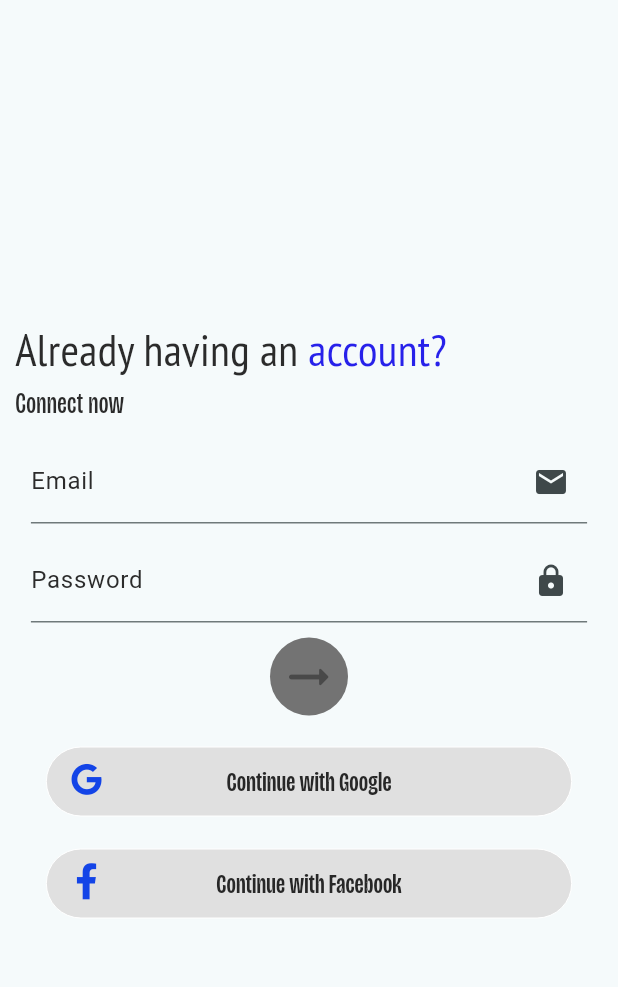
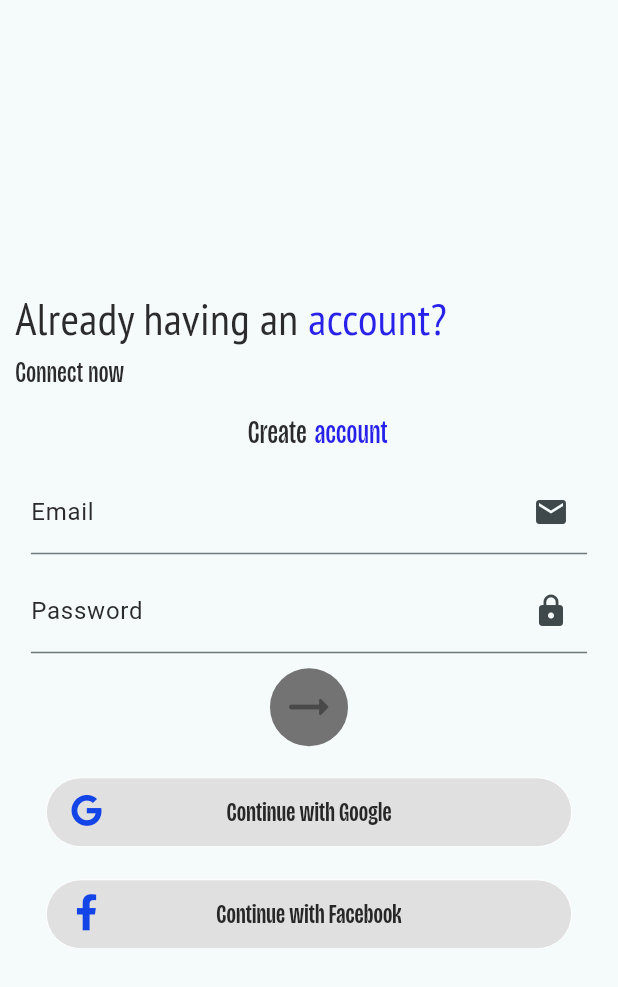
Before and after one commit to davidalexandru1370/BachelorThesis, a Flutter app: the RegisterScreen screen opened directly, on a phone screen of 412 x 824 dp. Shown: the top 987 px of the screen. Run offline on Flutter 3.47's test engine with Material 2 defaults, Android fonts, the phone set to English and light mode, and no system bars; our stand-ins replace flutter_secure_storage; accounts and stored records are empty.

Commit message:
added: create accout text on register page

```diff
--- a/frontend/lib/screens/register_screen.dart
+++ b/frontend/lib/screens/register_screen.dart
@@ -94,6 +94,25 @@ class _RegisterForm extends State<RegisterScreen> {
                                 fontSize: 20,
                                 color: Color.fromARGB(255, 43, 43, 43))),
                       ),
+                    ],
+                  ),
+                  const Padding(padding: EdgeInsets.all(5)),
+                  const Row(
+                    mainAxisSize: MainAxisSize.max,
+                    mainAxisAlignment: MainAxisAlignment.center,
+                    children: [
+                      Text("Create ",
+                          textAlign: TextAlign.center,
+                          style: TextStyle(
+                              fontFamily: "BricolageGrotesque",
+                              fontSize: 22,
+                              color: Color.fromARGB(255, 43, 43, 43))),
+                      Text(" account",
+                          textAlign: TextAlign.center,
+                          style: TextStyle(
+                              fontFamily: "BricolageGrotesque",
+                              fontSize: 22,
+                              color: Color.fromARGB(255, 39, 33, 234))),
                     ],
                   )
                 ],
```
